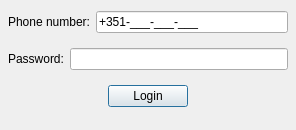
Before: the Qt Designer form jal/ui/login_pingo_doce_dlg.ui in titov-vv/jal, drawn with Qt 5.
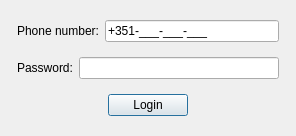
After: the same form once the commit is applied.

Commit message: Restore of native Qt spacing layout spacing for better compatibility. Tab order and label buddies we set for forms.

```diff
--- a/jal/ui/login_pingo_doce_dlg.ui
+++ b/jal/ui/login_pingo_doce_dlg.ui
@@ -14,21 +14,6 @@
    <string>Authorization Pingo Doce</string>
   </property>
   <layout class="QVBoxLayout" name="verticalLayout_3">
-   <property name="spacing">
-    <number>6</number>
-   </property>
-   <property name="leftMargin">
-    <number>2</number>
-   </property>
-   <property name="topMargin">
-    <number>2</number>
-   </property>
-   <property name="rightMargin">
-    <number>2</number>
-   </property>
-   <property name="bottomMargin">
-    <number>2</number>
-   </property>
    <item>
     <widget class="QFrame" name="PhoneNumberFrame">
      <property name="frameShape">
```
Left out of the diff: 11 changed lines with no effect on the pictures. The commit also changes 82 other files.
